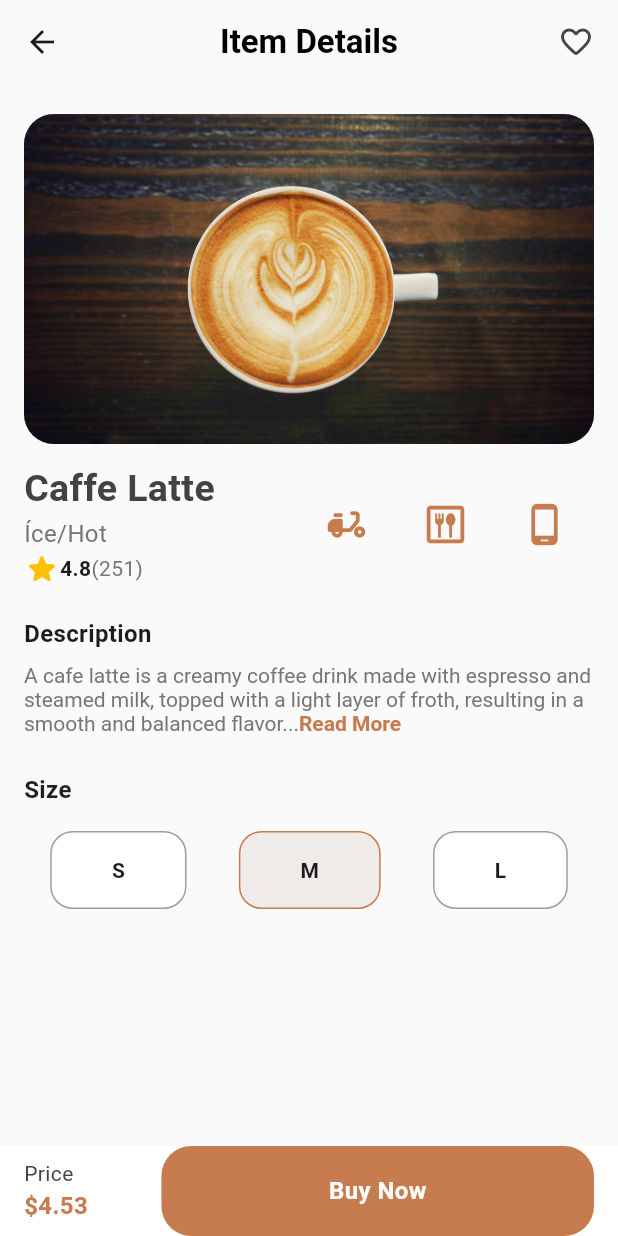
After one commit to Eranga035225/coffee_shop_mobile_app_UI_Flutter, a Flutter app: the ItemViewScreen screen opened directly, on a phone screen of 412 x 824 dp. The commit adds this screen. Run offline on Flutter 3.47's test engine with Material 3 defaults, Android fonts, the phone set to English and light mode, and no system bars.

Commit message:
developed the UI for item view screen

```diff
--- a/lib/Screens/home_screen.dart
+++ b/lib/Screens/home_screen.dart
@@ -2,6 +2,7 @@ import 'package:coffee_shop_app/utils/custom_colors.dart';
 import 'package:flutter/material.dart';
 
 import '../data/demo_data.dart';
+import 'item_view.dart';
 
 class HomeScreen extends StatelessWidget {
   const HomeScreen({super.key});
@@ -229,7 +230,12 @@ class HomeScreen extends StatelessWidget {
                   physics: NeverScrollableScrollPhysics(),
                   itemBuilder:(context, index) {
                     final product = DemoData.products[index];
-                    return Container(
+                    return GestureDetector(
+                      onTap: (){
+                        Navigator.push(context, MaterialPageRoute(builder: (context)=> ItemViewScreen()));
+
+                      },
+                      child: Container(
                         padding: EdgeInsets.all(6.0),
                         // color: Colors.white,
                           decoration: BoxDecoration(
@@ -298,6 +304,7 @@ class HomeScreen extends StatelessWidget {
 
 
                           )
+                      ),
                     );
                   },
 
--- /dev/null
+++ b/lib/Screens/item_view.dart
@@ -0,0 +1,222 @@
+import 'package:coffee_shop_app/components/custom_button.dart';
+import 'package:coffee_shop_app/utils/custom_colors.dart';
+import 'package:flutter/material.dart';
+
+class ItemViewScreen extends StatefulWidget {
+  const ItemViewScreen({super.key});
+
+  @override
+  State<ItemViewScreen> createState() => _ItemViewScreenState();
+}
+
+class _ItemViewScreenState extends State<ItemViewScreen> {
+  @override
+  Widget build(BuildContext context) {
+    final size = MediaQuery.sizeOf(context);
+    return Scaffold(
+      backgroundColor: Colors.grey.shade50,
+      bottomNavigationBar: Container(
+        decoration: BoxDecoration(
+          color: Colors.white,
+        ),
+        child: SafeArea(
+          child: Padding(
+            padding: const EdgeInsets.symmetric(horizontal: 16.0),
+            child: Row(children: [
+              Column(
+                crossAxisAlignment: CrossAxisAlignment.start,
+                mainAxisSize: MainAxisSize.min,
+                children: [
+                  Text('Price', style: TextStyle(color: Colors.grey.shade800)),
+                  Text('\$4.53', style: TextStyle(color: CustomColors.primaryColor, fontSize: 16, fontWeight: FontWeight.bold),)
+
+              ],),
+              Spacer(),
+
+              SizedBox(
+                width: size.width * 0.7,
+                child: CustomButton(text: 'Buy Now', onTap: (){}))
+
+
+            ],),
+          ),
+        ),
+      ),
+
+      appBar: AppBar(
+        backgroundColor: Colors.grey.shade50,
+        title: Text('Item Details', style: TextStyle(color: Colors.black, fontWeight: FontWeight.w600),),
+        centerTitle: true,
+        actions: [
+          Padding(
+            padding: const EdgeInsets.only(right: 16.0),
+            child: Icon(Icons.favorite_outline_rounded),
+          )
+
+        ]
+
+
+      ),
+
+      body: Padding(
+        padding: const EdgeInsets.symmetric(horizontal: 16.0, vertical: 8.0),
+        child: Column(
+          crossAxisAlignment: CrossAxisAlignment.start,
+          children: [
+          SizedBox(
+            height: 12
+          ),
+          Container(
+            width: double.infinity,
+            height: 220,
+            decoration: BoxDecoration(
+              image: DecorationImage(image: AssetImage('assets/images/latte.jpg'), fit: BoxFit.cover),
+              color: Colors.grey,
+              borderRadius: BorderRadius.circular(20)
+            ),
+          ),
+
+          SizedBox(height: 12),
+          Row(
+            children: [
+              Column(
+                crossAxisAlignment: CrossAxisAlignment.start,
+                children: [
+                  Text('Caffe Latte', style: TextStyle(fontWeight: FontWeight.bold, fontSize:25 , color: Colors.grey.shade800)),
+                  Text('Íce/Hot', style:TextStyle( fontSize: 16, color: Colors.grey.shade600),),
+                  Row(children: [
+                    Icon(Icons.star_rounded, color: Colors.amber,),
+                    Text('4.8', style:TextStyle(fontWeight: FontWeight.w600)),
+                    Text('(251)', style: TextStyle(color: Colors.grey.shade600))
+
+                  ],)
+                ],
+              ),
+              Spacer(),
+              Row(children: [
+                Padding(
+                  padding: const EdgeInsets.all(8.0),
+                  child: Container(
+                    width:50,
+                    height: 50,
+                    decoration: BoxDecoration(
+                      color:Colors.grey.shade50,
+                      borderRadius: BorderRadius.circular(15)
+                    ),
+                    child: Icon(Icons.delivery_dining_rounded, color: CustomColors.primaryColor, size: 30)
+                  ),
+                ),
+                Padding(
+                  padding: const EdgeInsets.all(8.0),
+                  child: Container(
+                    width:50,
+                    height: 50,
+                    decoration: BoxDecoration(
+                      color:Colors.grey.shade50,
+                      borderRadius: BorderRadius.circular(15)
+                    ),
+                    child: Icon(Icons.dining_outlined, color: CustomColors.primaryColor, size: 30)
+                  ),
+                ),
+                Padding(
+                  padding: const EdgeInsets.all(8.0),
+                  child: Container(
+                    width:50,
+                    height: 50,
+                    decoration: BoxDecoration(
+                      color:Colors.grey.shade50,
+                      borderRadius: BorderRadius.circular(15)
+                    ),
+                    child: Icon(Icons.phone_android_outlined, color: CustomColors.primaryColor, size: 30)
+                  ),
+                )
+
+              ],)
+            ],
+          ),
+          SizedBox(height: 20),
+          Text('Description', style:TextStyle(fontWeight: FontWeight.w600, fontSize: 16)),
+          SizedBox(height:8),
+          RichText(text: TextSpan(
+            text: 'A cafe latte is a creamy coffee drink made with espresso and steamed milk, topped with a light layer of froth, resulting in a smooth and balanced flavor...',
+            style: TextStyle(color: Colors.grey.shade600,),
+            children: [
+              TextSpan(text: 'Read More', style: TextStyle(color: CustomColors.primaryColor, fontWeight: FontWeight.bold))
+            ]
+
+          ),
+
+          ),
+
+
+          SizedBox(height:25),
+          Text('Size', style: TextStyle(color:Colors.grey.shade900, fontSize: 16, fontWeight: FontWeight.w600)),
+          SizedBox(height:16),
+          Row(
+            mainAxisAlignment: MainAxisAlignment.spaceAround,
+            children: [
+              Container(
+                padding: EdgeInsets.symmetric(horizontal: 40, vertical:15),
+
+                decoration: BoxDecoration(
+                  color: Colors.white,
+                  borderRadius: BorderRadius.circular(15),
+                  border: Border.all(
+                    color: Colors.grey
+                  )
+
+
+                ),
+                child: Text('S', style:TextStyle(fontWeight: FontWeight.bold)),
+              ),
+              Container(
+                padding: EdgeInsets.symmetric(horizontal: 40, vertical:15),
+
+                decoration: BoxDecoration(
+                  color: Colors.brown.shade50,
+                  borderRadius: BorderRadius.circular(15),
+                  border: Border.all(
+                    color: CustomColors.primaryColor
+                  )
+
+
+                ),
+                child: Text('M', style:TextStyle(fontWeight: FontWeight.bold)),
+              ),
+              Container(
+                padding: EdgeInsets.symmetric(horizontal: 40, vertical:15),
+
+                decoration: BoxDecoration(
+                  color: Colors.white,
+                  borderRadius: BorderRadius.circular(15),
+                  border: Border.all(
+                    color: Colors.grey
+                  )
+
+
+                ),
+                child: Text('L', style:TextStyle(fontWeight: FontWeight.bold)),
+              ),
+            ],
+          )
+
+        ],),
+      )
+
+
+
+
+
+
+
+
+
+
+
+
+
+
+
+    );
+  }
+}
```
Lines whose indentation alone changed are shown as unchanged.
